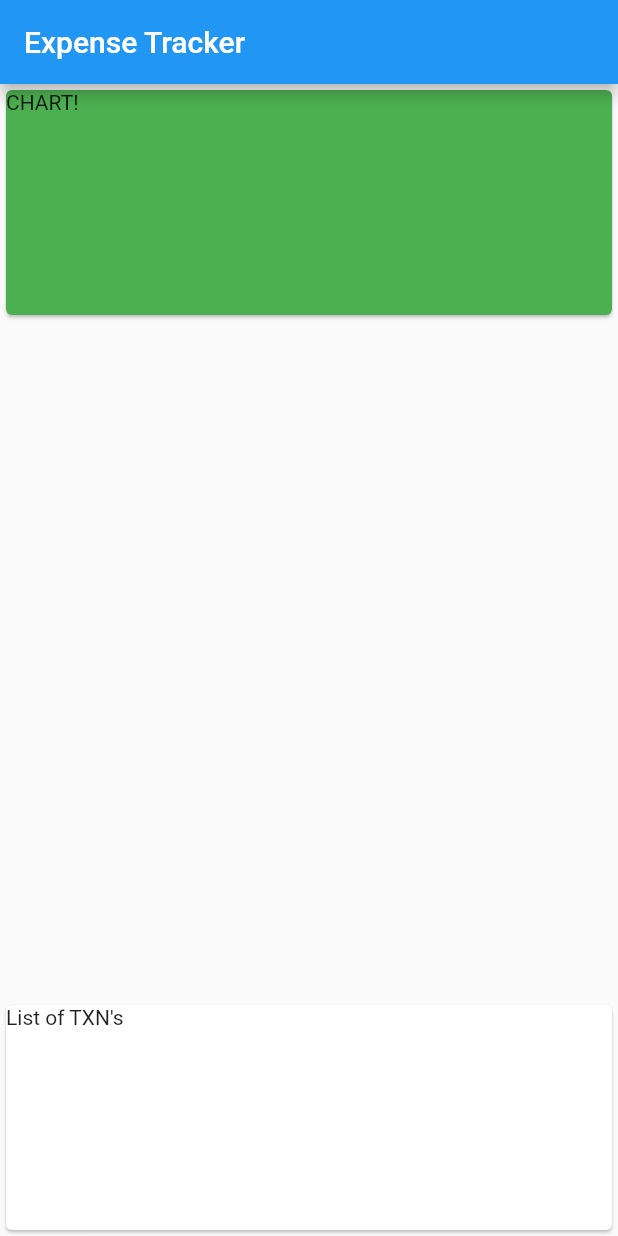
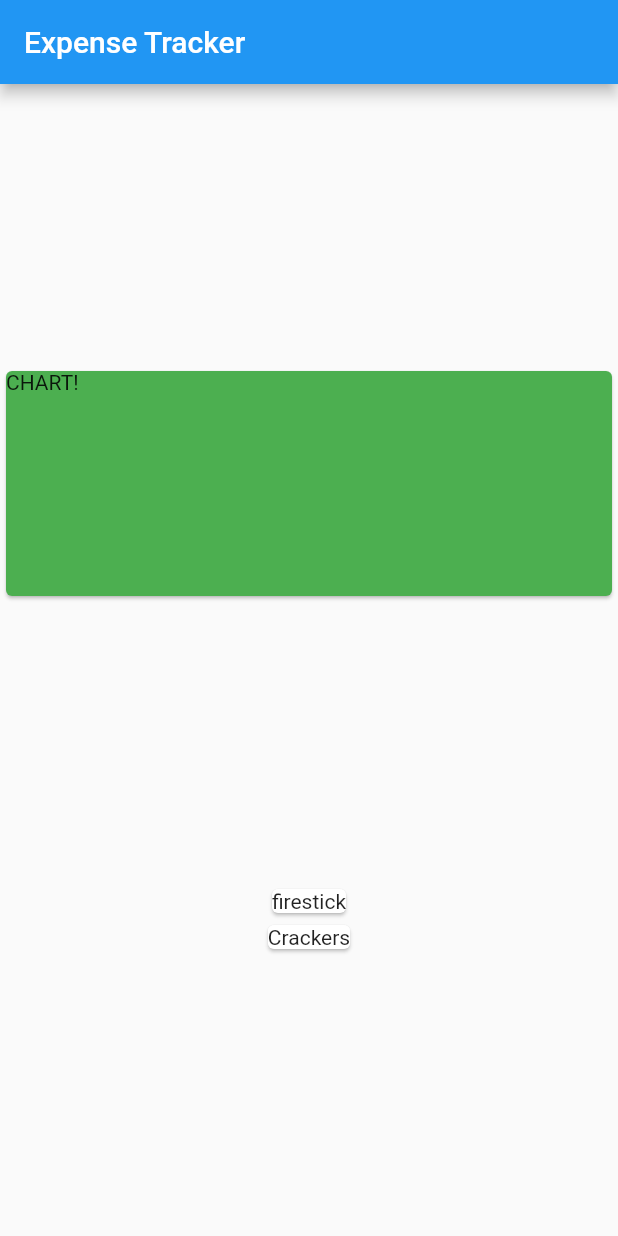
Before and after one commit to aayushgulia666/ExpensePlanner, a Flutter app: the screen it shows after launch, on a phone screen of 412 x 824 dp. Run offline on Flutter 3.47's test engine with Material 2 defaults, Android fonts, the phone set to English and light mode, and no system bars.

Commit message:
map function added to transaction list.

```diff
--- a/lib/main.dart
+++ b/lib/main.dart
@@ -1,4 +1,5 @@
 import 'package:flutter/material.dart';
+import 'package:real_app/transaction.dart';
 
 void main() => runApp(MyApp());
 
@@ -13,7 +14,14 @@ class MyApp extends StatelessWidget {
 }
 
 class MyHomePage extends StatelessWidget {
-  const MyHomePage({super.key});
+  MyHomePage({super.key});
+
+  final List<Transaction> transactions = [
+    Transaction(
+        id: 'txn1', title: 'firestick', amount: 2100, date: DateTime.now()),
+    Transaction(
+        id: 'txn2', title: 'Crackers', amount: 680, date: DateTime.now()),
+  ];
 
   @override
   Widget build(BuildContext context) {
@@ -22,8 +30,8 @@ class MyHomePage extends StatelessWidget {
         title: Text('Expense Tracker'),
       ),
       body: Column(
-        mainAxisAlignment: MainAxisAlignment.spaceBetween,
-        crossAxisAlignment: CrossAxisAlignment.stretch,
+        mainAxisAlignment: MainAxisAlignment.spaceEvenly,
+        crossAxisAlignment: CrossAxisAlignment.center,
         children: [
           Card(
             child: Container(
@@ -33,12 +41,12 @@ class MyHomePage extends StatelessWidget {
             ),
             color: Colors.green,
           ),
-          Card(
-            child: Container(
-              child: Text('List of TXN\'s'),
-              width: double.infinity,
-              height: 150,
-            ),
+          Column(
+            children: transactions.map((tx) {
+              return Card(
+                child: Text(tx.title),
+              );
+            }).toList(),
           )
         ],
       ),
--- a/lib/transaction.dart
+++ b/lib/transaction.dart
@@ -1,3 +1,5 @@
+import 'package:flutter/foundation.dart';
+
 class Transaction {
   final String id;
   final String title;
```
